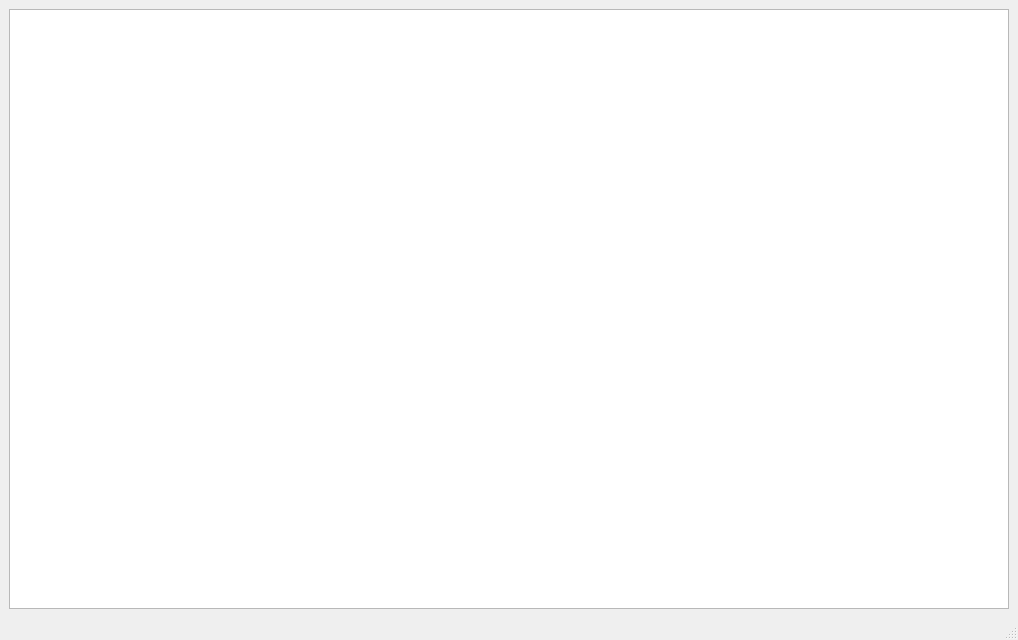
First picture: the form in mainwindow.ui, repository Mihailus2000/Kursach, before the edit.
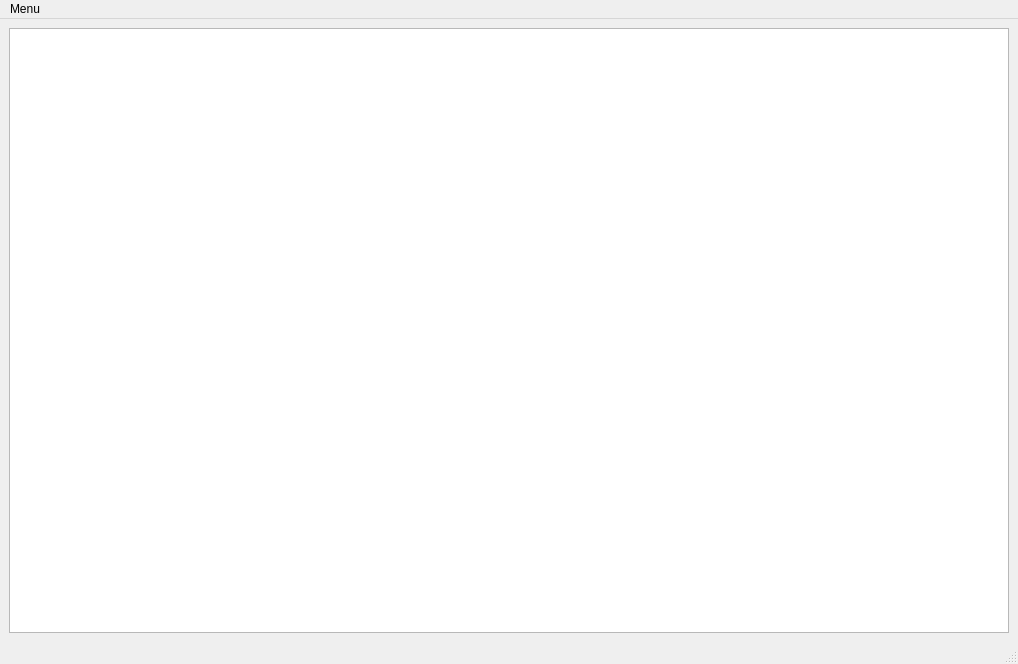
Second picture: the form after the edit.

Diff of the .ui file:
```diff
--- a/mainwindow.ui
+++ b/mainwindow.ui
@@ -6,8 +6,8 @@
    <rect>
     <x>0</x>
     <y>0</y>
-    <width>800</width>
-    <height>600</height>
+    <width>1018</width>
+    <height>664</height>
    </rect>
   </property>
   <property name="windowTitle">
@@ -38,10 +38,17 @@
     <rect>
      <x>0</x>
      <y>0</y>
-     <width>800</width>
-     <height>21</height>
+     <width>1018</width>
+     <height>23</height>
     </rect>
    </property>
+   <widget class="QMenu" name="menuMenu">
+    <property name="title">
+     <string>Menu</string>
+    </property>
+    <addaction name="actionStop"/>
+   </widget>
+   <addaction name="menuMenu"/>
   </widget>
   <widget class="QStatusBar" name="statusbar"/>
  </widget>
```
Left out of the diff: 5 changed lines with no effect on the pictures.
